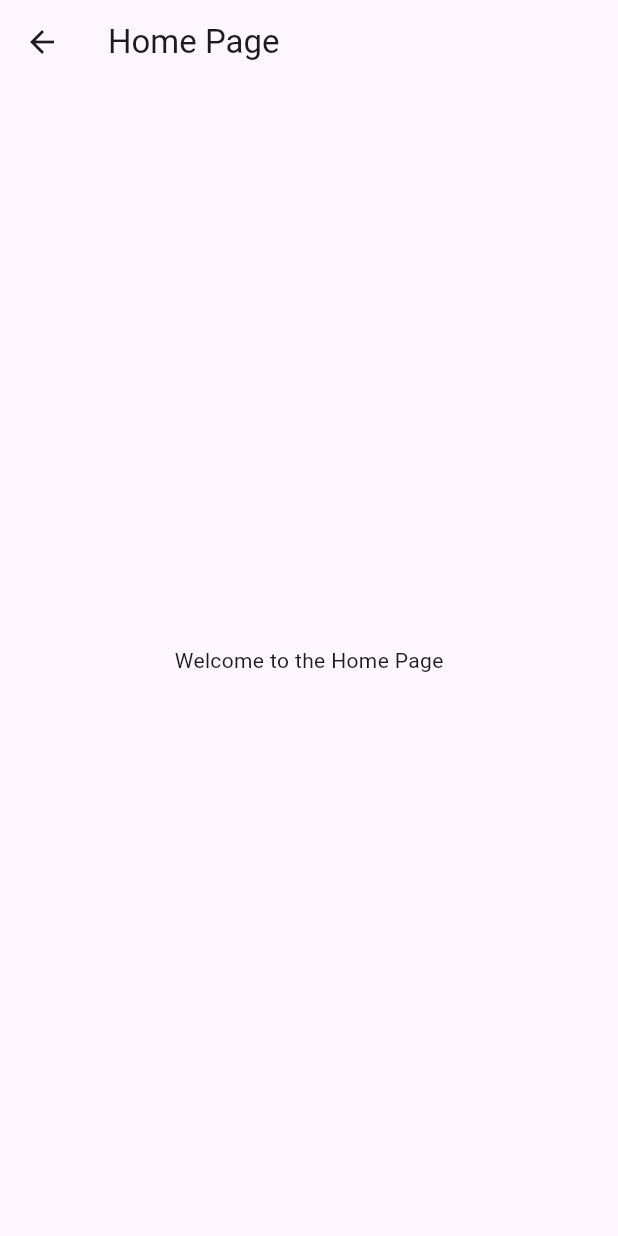
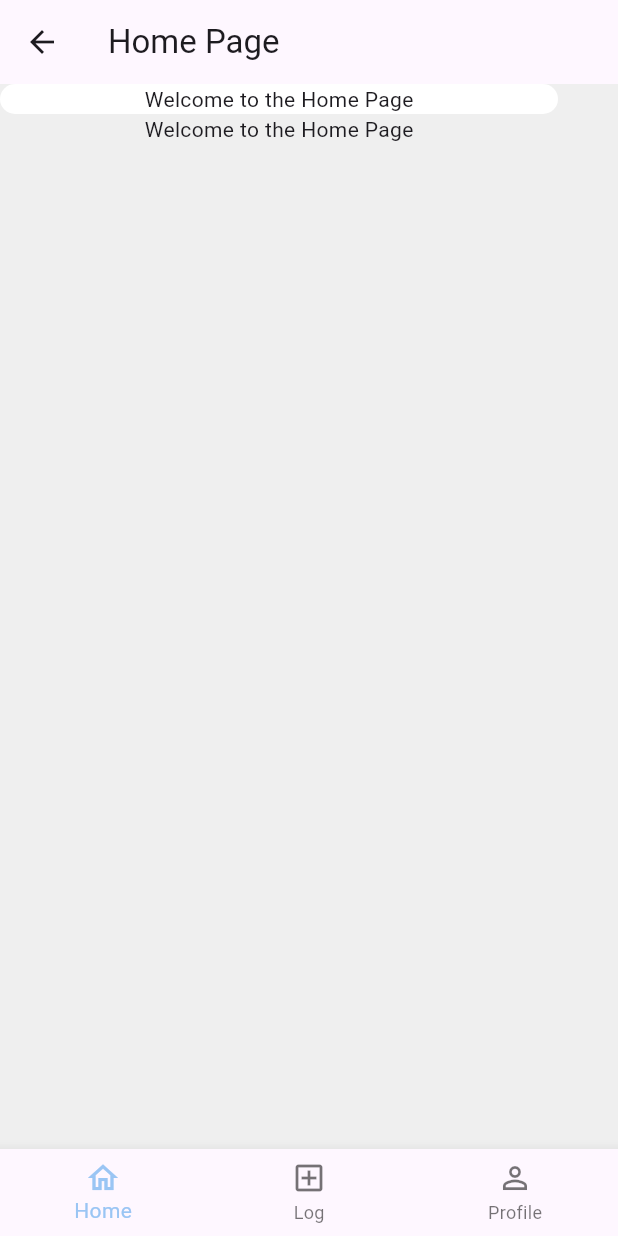
Before and after one commit to 5a-Fitness-App/fitness, a Flutter app: the HomePage screen opened directly, on a phone screen of 412 x 824 dp. Run offline on Flutter 3.47's test engine with Material 3 defaults, Android fonts, the phone set to English and light mode, and no system bars.

Commit message:
T5-8 <Added bottom bar to home page>

```diff
--- a/flutter/lib/home_page.dart
+++ b/flutter/lib/home_page.dart
@@ -8,19 +8,58 @@ class HomePage extends StatefulWidget {
 }
 
 class HomePageState extends State<HomePage> {
+  int _selectedIndex = 0;
+  static const TextStyle optionStyle =
+      TextStyle(fontSize: 30, fontWeight: FontWeight.bold);
+  static const List<Widget> _widgetOptions = <Widget>[
+    Text('Index 0: Home', style: optionStyle),
+    Text('Index 1: Business', style: optionStyle),
+    Text('Index 2: School', style: optionStyle),
+  ];
 
+  void _onItemTapped(int index) {
+    setState(() {
+      _selectedIndex = index;
+    });
+  }
 
   @override
   Widget build(BuildContext context) {
     return Scaffold(
+      backgroundColor: const Color.fromRGBO(239, 239, 239, 1),
       appBar: AppBar(
         title: const Text('Home Page'),
       ),
-      body: const Center(
+      bottomNavigationBar: BottomNavigationBar(
+        items: const <BottomNavigationBarItem>[
+          BottomNavigationBarItem(
+              icon: Icon(Icons.home_outlined), label: 'Home'),
+          BottomNavigationBarItem(
+              icon: Icon(Icons.add_box_outlined), label: 'Log'),
+          BottomNavigationBarItem(
+              icon: Icon(Icons.person_outline), label: 'Profile'),
+        ],
+        currentIndex: _selectedIndex,
+        selectedItemColor: const Color.fromRGBO(154, 197, 244, 1),
+        onTap: _onItemTapped,
+      ),
+      body: SingleChildScrollView(
         child: Column(
-          mainAxisAlignment: MainAxisAlignment.center,
-          children: const <Widget>[
-            Text(
+          children: [
+            Container(
+              width: MediaQuery.of(context).size.width - 40,
+              decoration: const BoxDecoration(
+                color: Colors.white,
+                borderRadius: BorderRadius.all(Radius.circular(20)),
+              ),
+              child: const Column(
+                mainAxisAlignment: MainAxisAlignment.center,
+                children: [
+                  Text('Welcome to the Home Page'),
+                ],
+              ),
+            ),
+            const Text(
               'Welcome to the Home Page',
             ),
           ],
--- a/flutter/lib/login_screen.dart
+++ b/flutter/lib/login_screen.dart
@@ -1,3 +1,4 @@
+import 'package:fitness_app/home_page.dart';
 import 'package:flutter/material.dart';
 
 class LoginScreen extends StatefulWidget {
@@ -32,6 +33,14 @@ class LoginScreenState extends State<LoginScreen> {
 
     WidgetsBinding.instance.addPostFrameCallback((_) {});
   }
+
+  void login() {
+    Navigator.pushReplacement(context, MaterialPageRoute(builder: (context) {
+      return const HomePage();
+    }));
+  }
+
+  void register() {}
 
   Widget buildForm() {
     return Form(
@@ -188,7 +197,6 @@ class LoginScreenState extends State<LoginScreen> {
             decoration:
                 const BoxDecoration(color: Color.fromRGBO(248, 248, 248, 1)),
             child: Column(
-              mainAxisSize: MainAxisSize.min,
               children: [
                 SizedBox(height: MediaQuery.of(context).size.height * 0.03),
                 Text(
@@ -202,7 +210,7 @@ class LoginScreenState extends State<LoginScreen> {
                 SizedBox(height: MediaQuery.of(context).size.height * 0.03),
                 buildForm(),
                 ElevatedButton(
-                  onPressed: () {},
+                  onPressed: registrationMode ? register : login,
                   style: ElevatedButton.styleFrom(
                     padding: const EdgeInsets.all(10),
                     fixedSize: Size(MediaQuery.of(context).size.width,
```
